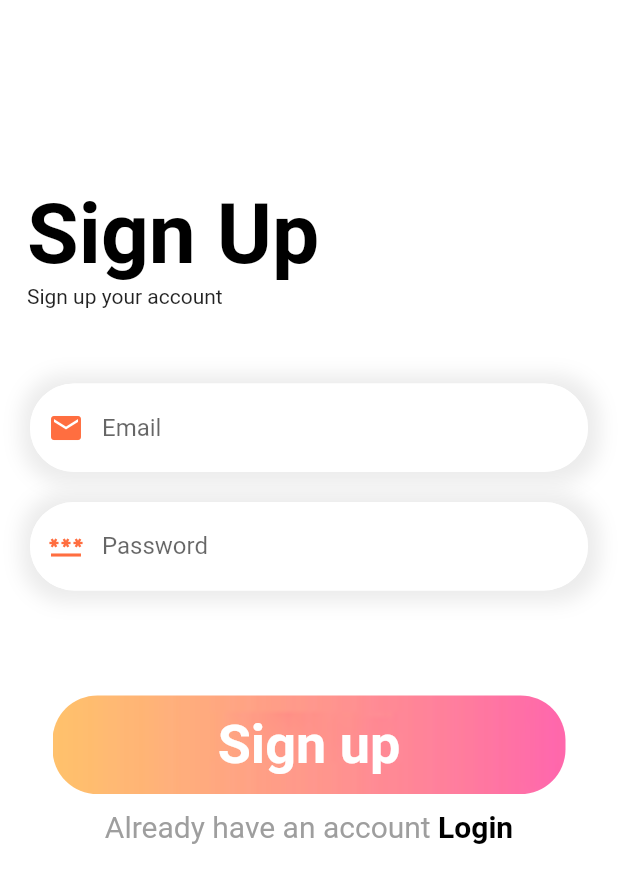
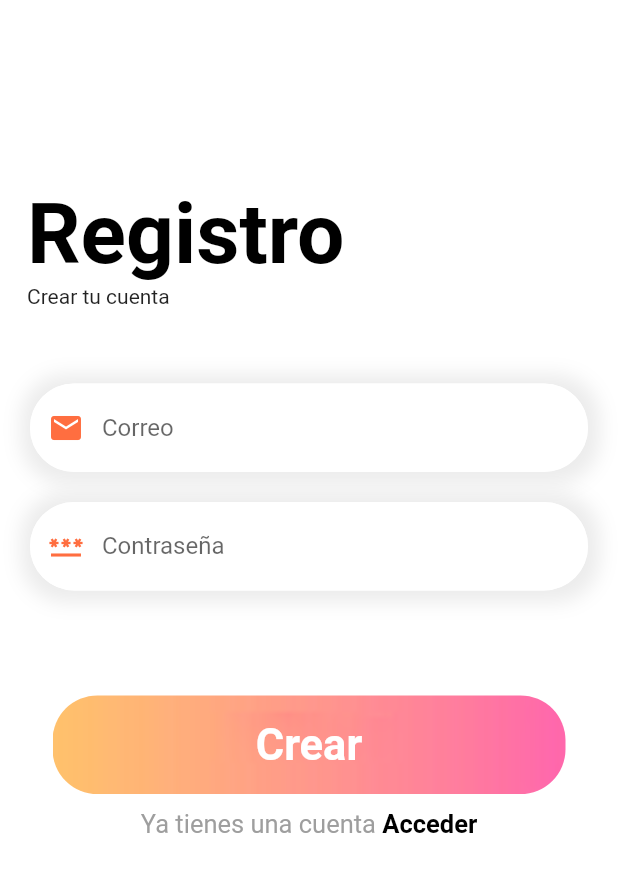
Before and after one commit to vpineda7/movies_app-ETPS3, a Flutter app: the SignUpPage screen opened directly, on a phone screen of 412 x 824 dp. Shown: the top 883 px of the screen. Run offline on Flutter 3.47's test engine with Material 2 defaults, Android fonts, the phone set to English and light mode, and no system bars; our stand-ins replace firebase_auth, firebase_core, flutter_feather_icons, get; accounts and stored records are empty; network calls fail.

```diff
--- a/lib/app/features/login/view/login_page.dart
+++ b/lib/app/features/login/view/login_page.dart
@@ -162,7 +162,7 @@ class _LoginPageState extends State<LoginPage> {
         Center(
           child: RichText(
             text: TextSpan(
-                text: "¿No tienes cuenta?",
+                text: "¿No tienes cuenta? ",
                 style: TextStyle(color: Colors.grey[500], fontSize: 17),
                 children: [
                   TextSpan(
--- a/lib/app/features/login/view/signup_page.dart
+++ b/lib/app/features/login/view/signup_page.dart
@@ -35,14 +35,14 @@ class _SignUpPageState extends State<SignUpPage> {
         const Padding(
           padding: EdgeInsets.only(left: 18.0),
           child: Text(
-            'Sign Up',
+            'Registro',
             style: TextStyle(
                 color: Colors.black, fontSize: 56, fontWeight: FontWeight.bold),
           ),
         ),
         const Padding(
           padding: EdgeInsets.only(left: 18.0),
-          child: Text('Sign up your account'),
+          child: Text('Crear tu cuenta'),
         ),
         Container(
           margin: const EdgeInsets.only(left: 20, right: 20),
@@ -67,7 +67,7 @@ class _SignUpPageState extends State<SignUpPage> {
                 child: TextField(
                   controller: emailController,
                   decoration: InputDecoration(
-                      hintText: "Email",
+                      hintText: "Correo",
                       prefixIcon: const Icon(
                         Icons.email,
                         color: Colors.deepOrangeAccent,
@@ -102,7 +102,7 @@ class _SignUpPageState extends State<SignUpPage> {
                   controller: passwordController,
                   obscureText: true,
                   decoration: InputDecoration(
-                      hintText: "Password",
+                      hintText: "Contraseña",
                       prefixIcon: const Icon(
                         Icons.password_outlined,
                         color: Colors.deepOrangeAccent,
@@ -149,9 +149,9 @@ class _SignUpPageState extends State<SignUpPage> {
               ),
               child: const Center(
                 child: Text(
-                  "Sign up",
+                  "Crear",
                   style: TextStyle(
-                      fontSize: 36,
+                      fontSize: 29,
                       fontWeight: FontWeight.bold,
                       color: Colors.white),
                 ),
@@ -165,17 +165,17 @@ class _SignUpPageState extends State<SignUpPage> {
         Center(
           child: RichText(
             text: TextSpan(
-                text: "Already have an account ",
+                text: "Ya tienes una cuenta ",
                 recognizer: TapGestureRecognizer()..onTap = () => Get.back(),
-                style: TextStyle(color: Colors.grey[500], fontSize: 20),
+                style: TextStyle(color: Colors.grey[500], fontSize: 17),
                 children: [
                    TextSpan(
                       recognizer: TapGestureRecognizer()
                         ..onTap = () => Get.to(() => LoginPage()),
-                      text: "Login",
+                      text: "Acceder",
                       style: TextStyle(
                           color: Colors.black,
-                          fontSize: 20,
+                          fontSize: 17,
                           fontWeight: FontWeight.bold))
                 ]),
           ),
```
Also changed, not shown: 04-06-22.txt (added, +25 -0 lines), lib/app/features/welcome_page.dart (+3 -122 lines), lib/app/features/widgets/moviesWidget.dart (+79 -8 lines).
